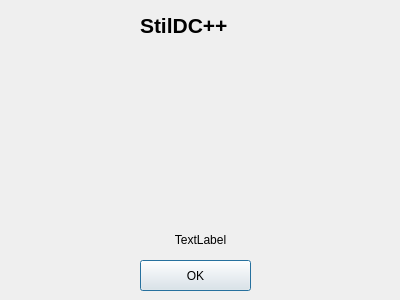
Old version of the form ui/about.ui in the repository apavelm/stildcpp.
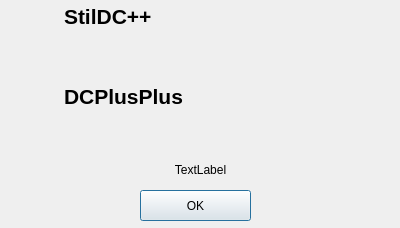
New version of the form.

Commit message: Start to write implemetation of Preferences Dialog, added NotePad_tab, changed ABOUT window. And some fixes

What changed in the file:
```diff
--- a/ui/about.ui
+++ b/ui/about.ui
@@ -9,9 +9,33 @@
     <x>0</x>
     <y>0</y>
     <width>400</width>
-    <height>300</height>
+    <height>228</height>
    </rect>
   </property>
+  <property name="sizePolicy" >
+   <sizepolicy vsizetype="Fixed" hsizetype="Fixed" >
+    <horstretch>0</horstretch>
+    <verstretch>0</verstretch>
+   </sizepolicy>
+  </property>
+  <property name="minimumSize" >
+   <size>
+    <width>400</width>
+    <height>228</height>
+   </size>
+  </property>
+  <property name="maximumSize" >
+   <size>
+    <width>400</width>
+    <height>228</height>
+   </size>
+  </property>
+  <property name="baseSize" >
+   <size>
+    <width>400</width>
+    <height>228</height>
+   </size>
+  </property>
   <property name="windowTitle" >
    <string>About</string>
   </property>
@@ -19,7 +43,7 @@
    <property name="geometry" >
     <rect>
      <x>140</x>
-     <y>260</y>
+     <y>190</y>
      <width>111</width>
      <height>31</height>
     </rect>
@@ -31,66 +55,11 @@
     <bool>true</bool>
    </property>
   </widget>
-  <widget class="QLabel" name="label" >
-   <property name="geometry" >
-    <rect>
-     <x>140</x>
-     <y>10</y>
-     <width>107</width>
-     <height>30</height>
-    </rect>
-   </property>
-   <property name="font" >
-    <font>
-     <pointsize>16</pointsize>
-     <weight>75</weight>
-     <bold>true</bold>
-    </font>
-   </property>
-   <property name="text" >
-    <string>StilDC++</string>
-   </property>
-  </widget>
-  <widget class="QLabel" name="label_2" >
-   <property name="geometry" >
-    <rect>
-     <x>170</x>
-     <y>110</y>
-     <width>48</width>
-     <height>50</height>
-    </rect>
-   </property>
-   <property name="autoFillBackground" >
-    <bool>false</bool>
-   </property>
-   <property name="text" >
-    <string/>
-   </property>
-   <property name="alignment" >
-    <set>Qt::AlignCenter</set>
-   </property>
-  </widget>
-  <widget class="QLabel" name="VerLabel" >
-   <property name="geometry" >
-    <rect>
-     <x>30</x>
-     <y>40</y>
-     <width>331</width>
-     <height>20</height>
-    </rect>
-   </property>
-   <property name="text" >
-    <string/>
-   </property>
-   <property name="alignment" >
-    <set>Qt::AlignCenter</set>
-   </property>
-  </widget>
   <widget class="QLabel" name="thxlabel" >
    <property name="geometry" >
     <rect>
      <x>10</x>
-     <y>230</y>
+     <y>160</y>
      <width>381</width>
      <height>20</height>
     </rect>
@@ -102,6 +71,154 @@
     <set>Qt::AlignCenter</set>
    </property>
   </widget>
+  <widget class="QWidget" name="layoutWidget" >
+   <property name="geometry" >
+    <rect>
+     <x>10</x>
+     <y>80</y>
+     <width>381</width>
+     <height>71</height>
+    </rect>
+   </property>
+   <layout class="QHBoxLayout" >
+    <item>
+     <widget class="QLabel" name="label_3" >
+      <property name="sizePolicy" >
+       <sizepolicy vsizetype="Fixed" hsizetype="Fixed" >
+        <horstretch>0</horstretch>
+        <verstretch>0</verstretch>
+       </sizepolicy>
+      </property>
+      <property name="minimumSize" >
+       <size>
+        <width>48</width>
+        <height>48</height>
+       </size>
+      </property>
+      <property name="maximumSize" >
+       <size>
+        <width>48</width>
+        <height>48</height>
+       </size>
+      </property>
+      <property name="baseSize" >
+       <size>
+        <width>48</width>
+        <height>48</height>
+       </size>
+      </property>
+      <property name="autoFillBackground" >
+       <bool>false</bool>
+      </property>
+      <property name="text" >
+       <string/>
+      </property>
+      <property name="alignment" >
+       <set>Qt::AlignCenter</set>
+      </property>
+     </widget>
+    </item>
+    <item>
+     <layout class="QVBoxLayout" >
+      <item>
+       <widget class="QLabel" name="label_4" >
+        <property name="font" >
+         <font>
+          <pointsize>16</pointsize>
+          <weight>75</weight>
+          <bold>true</bold>
+         </font>
+        </property>
+        <property name="text" >
+         <string>DCPlusPlus</string>
+        </property>
+       </widget>
+      </item>
+      <item>
+       <widget class="QLabel" name="VerLabel_2" >
+        <property name="text" >
+         <string/>
+        </property>
+       </widget>
+      </item>
+     </layout>
+    </item>
+   </layout>
+  </widget>
+  <widget class="QWidget" name="layoutWidget2" >
+   <property name="geometry" >
+    <rect>
+     <x>10</x>
+     <y>0</y>
+     <width>381</width>
+     <height>71</height>
+    </rect>
+   </property>
+   <layout class="QHBoxLayout" >
+    <item>
+     <widget class="QLabel" name="label_2" >
+      <property name="sizePolicy" >
+       <sizepolicy vsizetype="Fixed" hsizetype="Fixed" >
+        <horstretch>0</horstretch>
+        <verstretch>0</verstretch>
+       </sizepolicy>
+      </property>
+      <property name="minimumSize" >
+       <size>
+        <width>48</width>
+        <height>48</height>
+       </size>
+      </property>
+      <property name="maximumSize" >
+       <size>
+        <width>48</width>
+        <height>48</height>
+       </size>
+      </property>
+      <property name="baseSize" >
+       <size>
+        <width>48</width>
+        <height>48</height>
+       </size>
+      </property>
+      <property name="autoFillBackground" >
+       <bool>false</bool>
+      </property>
+      <property name="text" >
+       <string/>
+      </property>
+      <property name="alignment" >
+       <set>Qt::AlignCenter</set>
+      </property>
+     </widget>
+    </item>
+    <item>
+     <layout class="QVBoxLayout" >
+      <item>
+       <widget class="QLabel" name="label" >
+        <property name="font" >
+         <font>
+          <pointsize>16</pointsize>
+          <weight>75</weight>
+          <bold>true</bold>
+         </font>
+        </property>
+        <property name="text" >
+         <string>StilDC++</string>
+        </property>
+       </widget>
+      </item>
+      <item>
+       <widget class="QLabel" name="VerLabel" >
+        <property name="text" >
+         <string/>
+        </property>
+       </widget>
+      </item>
+     </layout>
+    </item>
+   </layout>
+  </widget>
  </widget>
  <resources/>
  <connections>
```
Left out of the diff: 3 changed lines with no effect on the pictures. The commit also changes 29 other files.
